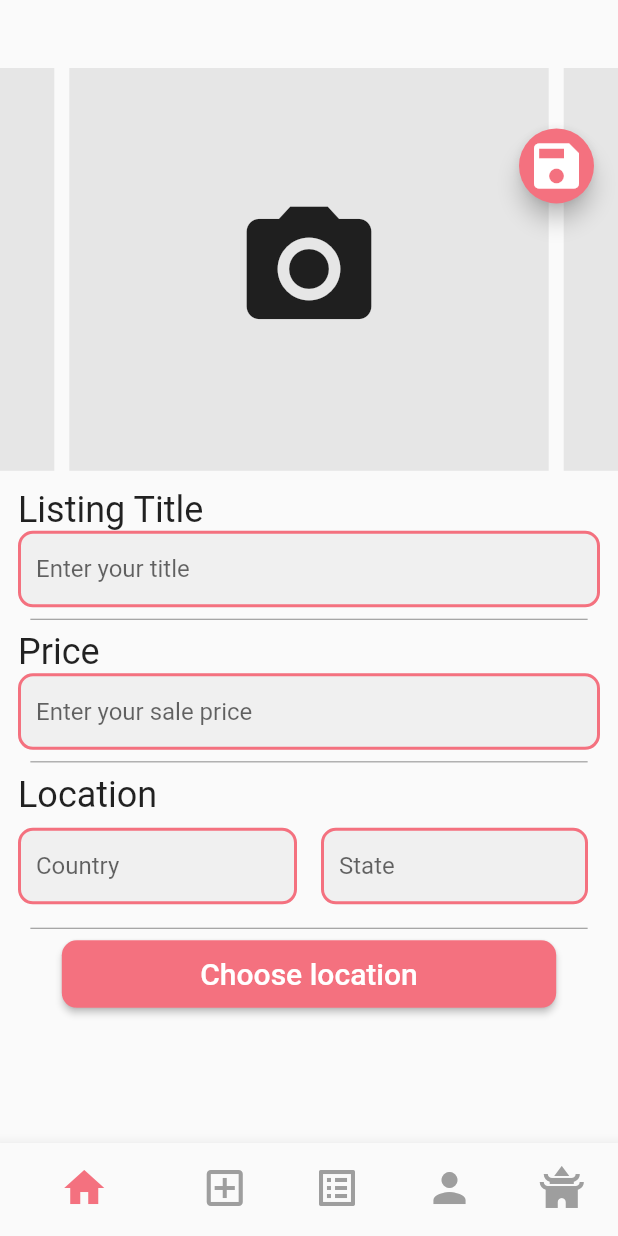
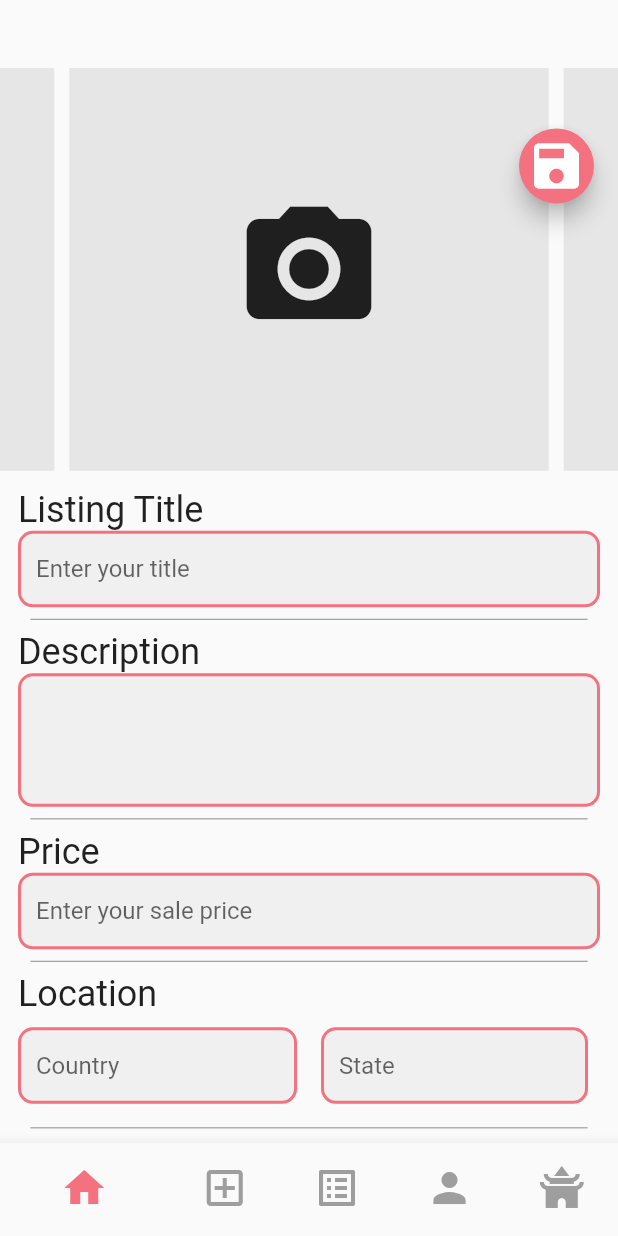
Before and after one commit to MertSaygili/hackathon_12_2022, a Flutter app: the screen it shows once a user with an empty profile is signed in, swiped to page 2, on a phone screen of 412 x 824 dp. Run offline on Flutter 3.47's test engine with Material 2 defaults, Android fonts, the light colour scheme and no system bars; drawn by our look-alikes of carousel_slider; our stand-ins replace cloud_firestore, firebase_auth, firebase_core, firebase_storage, flutter_svg, get and 6 more; accounts and stored records are empty.

Commit message:
desc added

```diff
--- a/hackathon_app/lib/core/components/textfield/custom_textfield.dart
+++ b/hackathon_app/lib/core/components/textfield/custom_textfield.dart
@@ -24,6 +24,7 @@ class CustomTextField extends StatefulWidget {
     this.contentPadding,
     this.isFilled,
     this.emailFieldKey,
+    this.minLine,
   });
 
   final Function fun;
@@ -44,6 +45,7 @@ class CustomTextField extends StatefulWidget {
   final EdgeInsets? contentPadding;
   final bool? isFilled;
   final GlobalKey<FormFieldState<String>>? emailFieldKey;
+  final int? minLine;
 
   @override
   State<CustomTextField> createState() => _CustomTextFieldState();
@@ -78,6 +80,7 @@ class _CustomTextFieldState extends State<CustomTextField> {
       obscureText: widget.obscureText,
       maxLength: widget.maxLength,
       maxLines: widget.maxLines,
+      minLines: widget.minLine,
       cursorColor: colorPrimary,
       validator:
           widget.validator == null ? null : (value) => widget.validator!(value),
@@ -88,6 +91,7 @@ class _CustomTextFieldState extends State<CustomTextField> {
         label: widget.label,
         hintText: widget.hintText,
         prefixIcon: widget.prefixIcon,
+
         focusedBorder: const OutlineInputBorder(
           borderSide: BorderSide(color: colorPrimary, width: 2),
         ),
--- a/hackathon_app/lib/view/home/add_product_page.dart
+++ b/hackathon_app/lib/view/home/add_product_page.dart
@@ -1,17 +1,11 @@
-import 'dart:io';
-
 import 'package:flutter/material.dart';
 import 'package:get/get.dart';
 import 'package:hackathon_app/core/base/controllers/app_controller.dart';
-import 'package:hackathon_app/core/base/models/listing.dart';
-import 'package:hackathon_app/core/base/services/db/listings.dart';
-import 'package:hackathon_app/core/base/services/storage/storage_service.dart';
 import 'package:hackathon_app/core/components/elevatedButton/custom_elevatedbutton.dart';
 import 'package:hackathon_app/core/components/floating_action_button/floating_action_button.dart';
 import 'package:hackathon_app/core/components/textfield/custom_textfield.dart';
 import 'package:hackathon_app/core/constants/app/colors.dart';
 import 'package:carousel_slider/carousel_slider.dart';
-import 'package:hackathon_app/core/constants/enums/categories.dart';
 import 'package:image_picker/image_picker.dart';
 
 import '../../core/constants/app/icons.dart';
@@ -47,7 +41,10 @@ class _Body extends StatelessWidget {
   final String _locationHint = 'Country';
   final String _stateHint = 'State';
   final String _chooseLocation = 'Choose location';
+  final String _descriptionText = 'Description';
+  final String _descriptionHint = 'Enter descripe of product';
   String _title = '';
+  String _description = '';
   double _price = 0.0;
   String _location = '';
   String _state = '';
@@ -151,6 +148,16 @@ class _Body extends StatelessWidget {
               hintText: _listingTitleHint,
             ),
             _customDivider(context),
+            _setTitleAlign(context, _descriptionText),
+            CustomTextField(
+              fun: _setDescp,
+              inputType: TextInputType.text,
+              inputAction: TextInputAction.next,
+              isRoundedBorder: true,
+              obscureText: false,
+              maxLines: 3,
+            ),
+            _customDivider(context),
             _setTitleAlign(context, _priceText),
             CustomTextField(
               fun: _setPrice,
@@ -248,4 +255,5 @@ class _Body extends StatelessWidget {
   void _setPrice(String val) => () => _price = val as double;
   void _setCountry(String val) => () => _location = val;
   void _setState(String val) => () => _state = val;
+  void _setDescp(String val) => () => _description = val;
 }
```
